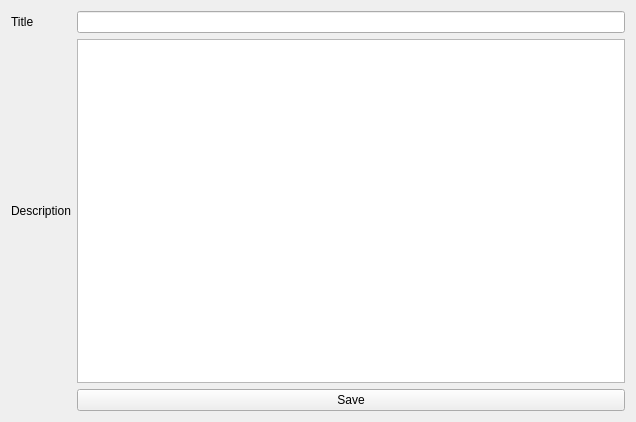
Before: the Qt Designer form qtMushi/qtMushi/taskeditor.ui in JWambaugh/mushi, drawn with Qt 5.
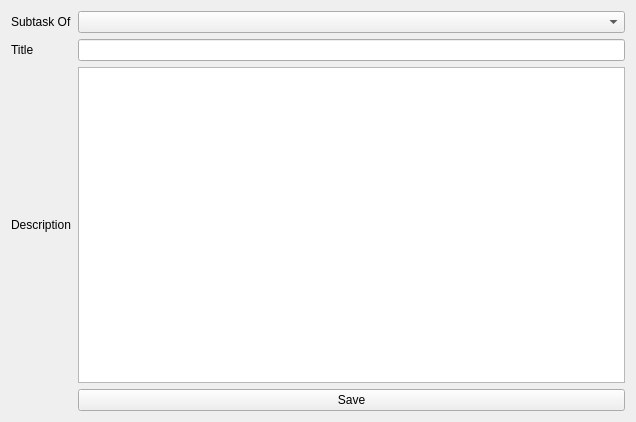
After: the same form once the commit is applied.

Commit message: Task directory and initial subtask support

Patch:
```diff
--- a/qtMushi/qtMushi/taskeditor.ui
+++ b/qtMushi/qtMushi/taskeditor.ui
@@ -14,33 +14,43 @@
    <string>Form</string>
   </property>
   <layout class="QGridLayout" name="gridLayout">
-   <item row="0" column="0">
+   <item row="2" column="0">
     <widget class="QLabel" name="label">
      <property name="text">
       <string>Title</string>
      </property>
     </widget>
    </item>
-   <item row="0" column="1">
+   <item row="2" column="1">
     <widget class="QLineEdit" name="title"/>
    </item>
-   <item row="1" column="1">
+   <item row="3" column="1">
     <widget class="QTextEdit" name="description"/>
    </item>
-   <item row="1" column="0">
+   <item row="3" column="0">
     <widget class="QLabel" name="label_2">
      <property name="text">
       <string>Description</string>
      </property>
     </widget>
    </item>
-   <item row="2" column="1">
+   <item row="4" column="1">
     <widget class="QPushButton" name="saveButton">
      <property name="text">
       <string>Save</string>
      </property>
     </widget>
    </item>
+   <item row="1" column="1">
+    <widget class="QComboBox" name="taskCombo"/>
+   </item>
+   <item row="1" column="0">
+    <widget class="QLabel" name="label_3">
+     <property name="text">
+      <string>Subtask Of</string>
+     </property>
+    </widget>
+   </item>
   </layout>
  </widget>
  <resources/>
```
The commit also changes 13 other files.
